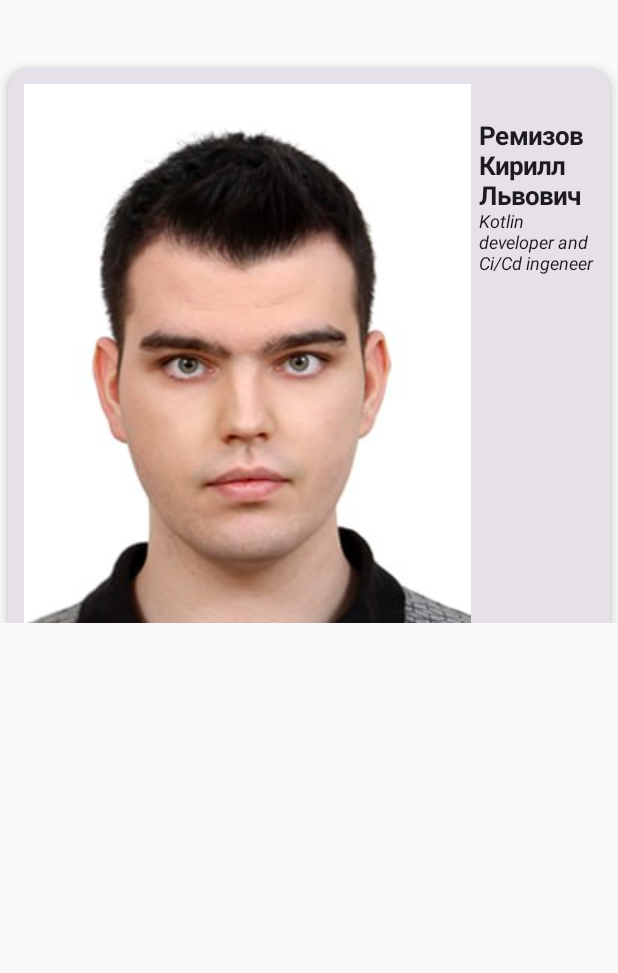
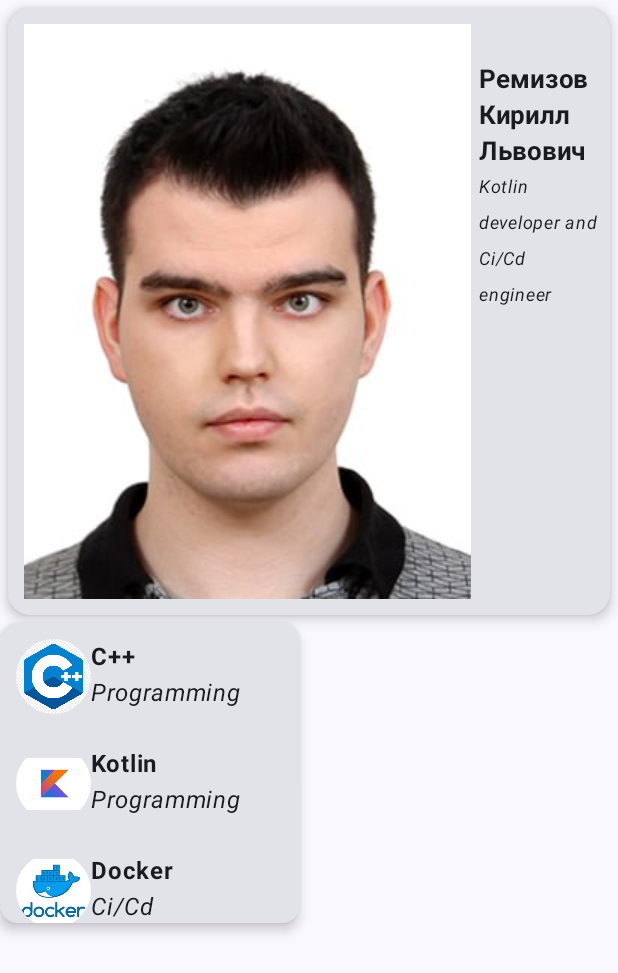
Before and after one commit to BlackCorbeau/AndroidLearning, an Android app built with Jetpack Compose: the screen it shows after launch (MainActivity), on a phone screen of 412 x 824 dp. Shown: the top 973 px of the screen. Run offline under Robolectric (Android 15) with nearby library versions, the phone set to English and light mode, and no system bars.

Commit message:
feat(view/Technologies.kt): Technologies Card
Add new technologies card with all supporting data.

```diff
--- a/app/src/main/java/com/example/learning/MainActivity.kt
+++ b/app/src/main/java/com/example/learning/MainActivity.kt
@@ -5,22 +5,43 @@ import androidx.activity.ComponentActivity
 import androidx.activity.compose.setContent
 import androidx.activity.enableEdgeToEdge
 import androidx.compose.foundation.layout.Column
+import androidx.compose.foundation.layout.Row
 import androidx.compose.foundation.layout.fillMaxSize
 import androidx.compose.foundation.layout.padding
+import androidx.compose.material3.Card
 import androidx.compose.material3.Scaffold
+import androidx.compose.material3.Surface
 import androidx.compose.material3.Text
 import androidx.compose.runtime.Composable
 import androidx.compose.ui.Modifier
 import androidx.compose.ui.tooling.preview.Preview
+import androidx.compose.ui.unit.dp
 import com.example.learning.ui.theme.LearningTheme
 import com.example.learning.View.InformBar
+import com.example.learning.View.TechnologiesList
 class MainActivity : ComponentActivity() {
     override fun onCreate(savedInstanceState: Bundle?) {
         super.onCreate(savedInstanceState)
         enableEdgeToEdge()
         setContent {
-            Column {
-                InformBar()
+            LearningTheme {
+                Surface {
+                    Scaffold { innerPadding ->
+                        Column (
+                            Modifier
+                                .padding(innerPadding)
+                                .fillMaxSize()
+                        ) {
+                            Row(modifier = Modifier.padding(5.dp)) {
+                                InformBar()
+                            }
+                            Row {
+                                TechnologiesList()
+                                Card { }
+                            }
+                        }
+                    }
+                }
             }
         }
     }
--- /dev/null
+++ b/app/src/main/java/com/example/learning/Model/Tecnologies.kt
@@ -0,0 +1,7 @@
+package com.example.learning.Model
+
+data class Tecnologies(
+    val imageId: Int,
+    val Name: String,
+    val Atribut: String
+)
--- /dev/null
+++ b/app/src/main/java/com/example/learning/View/InformCard.kt
@@ -0,0 +1,63 @@
+package com.example.learning.View
+
+import androidx.compose.foundation.Image
+import androidx.compose.foundation.clickable
+import androidx.compose.foundation.layout.Box
+import androidx.compose.foundation.layout.Column
+import androidx.compose.foundation.layout.Row
+import androidx.compose.foundation.layout.fillMaxWidth
+import androidx.compose.foundation.layout.offset
+import androidx.compose.foundation.layout.padding
+import androidx.compose.foundation.layout.size
+import androidx.compose.foundation.layout.wrapContentHeight
+import androidx.compose.foundation.shape.RoundedCornerShape
+import androidx.compose.material3.Card
+import androidx.compose.material3.CardDefaults
+import androidx.compose.material3.Text
+import androidx.compose.runtime.Composable
+import androidx.compose.runtime.mutableStateOf
+import androidx.compose.runtime.remember
+import androidx.compose.ui.Alignment
+import androidx.compose.ui.Modifier
+import androidx.compose.ui.layout.ContentScale
+import androidx.compose.ui.res.painterResource
+import androidx.compose.ui.text.font.FontFamily
+import androidx.compose.ui.text.font.FontStyle
+import androidx.compose.ui.text.font.FontWeight
+import androidx.compose.ui.unit.dp
+import androidx.compose.ui.unit.sp
+import com.example.learning.R
+
+@Composable
+fun InformBar() {
+    val likes = remember { mutableStateOf(0) }
+    Card(modifier = Modifier
+            .fillMaxWidth()
+            .wrapContentHeight(),
+        shape = RoundedCornerShape(15.dp),
+        elevation = CardDefaults.cardElevation(5.dp)
+    ) {
+        Row(modifier = Modifier.padding(5.dp)) {
+            Image(painter = painterResource(id = R.drawable.image),
+                contentDescription = "My Photo",
+                contentScale = ContentScale.Inside,
+                modifier = Modifier
+                    .padding(5.dp)
+                )
+            Column(modifier = Modifier.offset(0.dp, 30.dp)) {
+                Text("Ремизов Кирилл Львович", fontFamily = FontFamily.SansSerif, fontSize = 17.sp, fontWeight = FontWeight.Bold )
+                Text("Kotlin developer and Ci/Cd engineer", fontFamily = FontFamily.SansSerif, fontSize = 12.sp, fontStyle = FontStyle.Italic)
+            }
+            Box(modifier = Modifier.offset(0.dp, 17.dp)
+                    .padding(10.dp)
+                    .clickable(){likes.value++},
+                contentAlignment = Alignment.Center){
+                Image(painter = painterResource(R.drawable.like),
+                    contentDescription = "Like",
+                    contentScale = ContentScale.Inside,
+                    modifier = Modifier.size(30.dp))
+                Text("${likes.value}", modifier = Modifier.offset(0.dp, 3.dp))
+            }
+        }
+    }
+}
--- a/app/src/main/java/com/example/learning/View/MainView.kt
+++ /dev/null
@@ -1,75 +0,0 @@
-package com.example.learning.View
-
-import androidx.compose.foundation.Image
-import androidx.compose.foundation.clickable
-import androidx.compose.foundation.layout.Box
-import androidx.compose.foundation.layout.Column
-import androidx.compose.foundation.layout.Row
-import androidx.compose.foundation.layout.fillMaxSize
-import androidx.compose.foundation.layout.fillMaxWidth
-import androidx.compose.foundation.layout.offset
-import androidx.compose.foundation.layout.padding
-import androidx.compose.foundation.layout.size
-import androidx.compose.foundation.layout.wrapContentHeight
-import androidx.compose.foundation.layout.wrapContentSize
-import androidx.compose.foundation.shape.RoundedCornerShape
-import androidx.compose.material3.Card
-import androidx.compose.material3.CardDefaults
-import androidx.compose.material3.CardElevation
-import androidx.compose.material3.Text
-import androidx.compose.runtime.Composable
-import androidx.compose.runtime.mutableStateOf
-import androidx.compose.runtime.remember
-import androidx.compose.ui.Alignment
-import androidx.compose.ui.Modifier
-import androidx.compose.ui.draw.clip
-import androidx.compose.ui.draw.shadow
-import androidx.compose.ui.graphics.Color
-import androidx.compose.ui.graphics.painter.Painter
-import androidx.compose.ui.layout.ContentScale
-import androidx.compose.ui.res.painterResource
-import androidx.compose.ui.text.font.Font
-import androidx.compose.ui.text.font.FontFamily
-import androidx.compose.ui.text.font.FontStyle
-import androidx.compose.ui.text.font.FontWeight
-import androidx.compose.ui.unit.dp
-import androidx.compose.ui.unit.sp
-import com.example.learning.R
-
-@Composable
-fun InformBar() {
-    val likes = remember { mutableStateOf(0) }
-    Card(modifier = Modifier
-            .fillMaxWidth()
-            .offset(0.dp, 40.dp)
-            .wrapContentHeight()
-            .padding(5.dp),
-        shape = RoundedCornerShape(15.dp),
-        elevation = CardDefaults.cardElevation(5.dp)
-    ) {
-        Row(modifier = Modifier.padding(5.dp)) {
-            Box{
-                Image(painter = painterResource(id = R.drawable.image),
-                    contentDescription = "My Photo",
-                    contentScale = ContentScale.Inside,
-                    modifier = Modifier
-                        .padding(5.dp)
-                )
-            }
-            Column(modifier = Modifier.offset(0.dp, 30.dp)) {
-                Text("Ремизов Кирилл Львович", fontFamily = FontFamily.SansSerif, fontSize = 17.sp, fontWeight = FontWeight.Bold )
-                Text("Kotlin developer and Ci/Cd ingeneer", fontFamily = FontFamily.SansSerif, fontSize = 12.sp, fontStyle = FontStyle.Italic)
-            }
-            Box(modifier = Modifier.offset(0.dp, 17.dp)
-                    .padding(10.dp)
-                    .clickable(){likes.value++},
-                contentAlignment = Alignment.Center){
-                Image(painter = painterResource(R.drawable.like),
-                    contentDescription = "Like",
-                    contentScale = ContentScale.Inside,
-                    modifier = Modifier.size(30.dp))
-                Text("${likes.value}", modifier = Modifier.offset(0.dp, 3.dp))
-            }
-        }
-    }
-}
--- /dev/null
+++ b/app/src/main/java/com/example/learning/View/Technologies.kt
@@ -0,0 +1,66 @@
+package com.example.learning.View
+
+import androidx.compose.foundation.Image
+import androidx.compose.foundation.background
+import androidx.compose.foundation.layout.Box
+import androidx.compose.foundation.layout.Column
+import androidx.compose.foundation.layout.Row
+import androidx.compose.foundation.layout.fillMaxWidth
+import androidx.compose.foundation.layout.offset
+import androidx.compose.foundation.layout.padding
+import androidx.compose.foundation.layout.size
+import androidx.compose.foundation.lazy.LazyColumn
+import androidx.compose.foundation.lazy.itemsIndexed
+import androidx.compose.foundation.shape.CircleShape
+import androidx.compose.foundation.shape.RoundedCornerShape
+import androidx.compose.material3.Card
+import androidx.compose.material3.CardDefaults
+import androidx.compose.material3.Text
+import androidx.compose.runtime.Composable
+import androidx.compose.ui.Modifier
+import androidx.compose.ui.draw.clip
+import androidx.compose.ui.res.painterResource
+import androidx.compose.ui.text.font.FontStyle
+import androidx.compose.ui.text.font.FontWeight
+import androidx.compose.ui.unit.dp
+import com.example.learning.Model.Tecnologies
+import com.example.learning.R
+import com.example.learning.ui.theme.TechnologiesBox
+
+@Composable
+fun TechnologiesList(){
+    Card(modifier = Modifier
+        .size(200.dp),
+        elevation = CardDefaults.cardElevation(5.dp)) {
+        LazyColumn {
+            itemsIndexed(
+                mutableListOf<Tecnologies>(
+                    Tecnologies(R.drawable.c, "C++", "Programming"),
+                    Tecnologies(R.drawable.kotlin, "Kotlin", "Programming"),
+                    Tecnologies(R.drawable.docker, "Docker", "Ci/Cd"),
+                    Tecnologies(R.drawable.kuber, "Kubernates", "Ci/Cd"),
+                    Tecnologies(R.drawable.git, "Git", "Version Control"),
+                    Tecnologies(R.drawable.github, "GitHub", "Version Control"),
+                )
+            ){ _, item ->
+                Box(modifier = Modifier
+                    .fillMaxWidth()
+                    .padding(5.dp)
+                    .clip(RoundedCornerShape(15.dp))
+                    ){
+                    Row(modifier = Modifier.padding(5.dp)) {
+                    Image(painter = painterResource(id = item.imageId),
+                        contentDescription = "Technologia Image",
+                        modifier = Modifier.size(50.dp)
+                            .clip(CircleShape))
+                    Column {
+                        Text(item.Name, fontWeight = FontWeight.Bold)
+                        Text(item.Atribut, fontStyle = FontStyle.Italic)
+                        }
+                    }
+                }
+
+            }
+        }
+    }
+}
--- a/app/src/main/java/com/example/learning/ui/theme/Color.kt
+++ b/app/src/main/java/com/example/learning/ui/theme/Color.kt
@@ -9,3 +9,5 @@ val Pink80 = Color(0xFFEFB8C8)
 val Purple40 = Color(0xFF6650a4)
 val PurpleGrey40 = Color(0xFF625b71)
 val Pink40 = Color(0xFF7D5260)
+
+val TechnologiesBox = Color(0xFFC2C2C2)
```
Also changed, not shown: app/src/main/res/drawable/c.jpg (added), app/src/main/res/drawable/docker.png (added), app/src/main/res/drawable/git.png (added), app/src/main/res/drawable/github.jpeg (added), app/src/main/res/drawable/kotlin.jpg (added), app/src/main/res/drawable/kuber.png (added), 2 other files.
